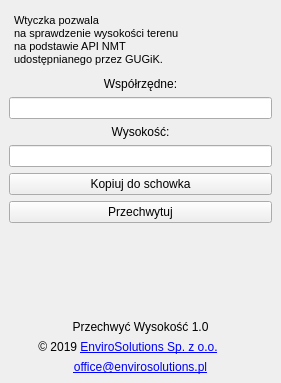
Before: the Qt Designer form przechwyc_wysokosc_dockwidget_base.ui in envirosolutionspl/nmt_gugik, drawn with Qt 5.
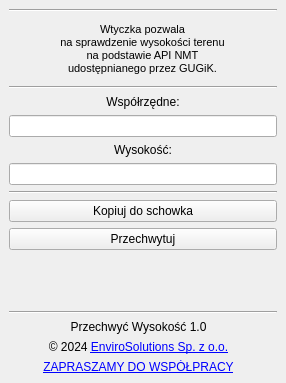
After: the same form once the commit is applied. Icons and pictures are not drawn.

Diff of the .ui file:
```diff
--- a/przechwyc_wysokosc_dockwidget_base.ui
+++ b/przechwyc_wysokosc_dockwidget_base.ui
@@ -6,7 +6,7 @@
    <rect>
     <x>0</x>
     <y>0</y>
-    <width>281</width>
+    <width>286</width>
     <height>383</height>
    </rect>
   </property>
@@ -15,64 +15,41 @@
   </property>
   <widget class="QWidget" name="dockWidgetContents">
    <layout class="QGridLayout" name="gridLayout">
-    <item row="21" column="0">
-     <layout class="QHBoxLayout" name="horizontalLayout_2">
-      <property name="spacing">
-       <number>5</number>
+    <item row="13" column="0">
+     <widget class="QLineEdit" name="heightEdit">
+      <property name="font">
+       <font>
+        <weight>75</weight>
+        <bold>true</bold>
+       </font>
       </property>
-      <property name="leftMargin">
-       <number>5</number>
+      <property name="alignment">
+       <set>Qt::AlignCenter</set>
       </property>
-      <property name="topMargin">
-       <number>0</number>
+     </widget>
+    </item>
+    <item row="12" column="0">
+     <widget class="QLabel" name="label_3">
+      <property name="text">
+       <string>Wysokość:</string>
       </property>
-      <property name="rightMargin">
-       <number>5</number>
+      <property name="alignment">
+       <set>Qt::AlignCenter</set>
       </property>
-      <property name="bottomMargin">
-       <number>0</number>
+     </widget>
+    </item>
+    <item row="16" column="0">
+     <widget class="QPushButton" name="captureButton">
+      <property name="text">
+       <string>Przechwytuj</string>
       </property>
-      <item>
-       <widget class="QLabel" name="lbl_copyrights">
-        <property name="text">
-         <string>© 2019 &lt;a href=&quot;http://www.envirosolutions.pl/&quot;&gt;EnviroSolutions Sp. z o.o.&lt;/a&gt;</string>
-        </property>
-        <property name="textFormat">
-         <enum>Qt::RichText</enum>
-        </property>
-        <property name="alignment">
-         <set>Qt::AlignCenter</set>
-        </property>
-        <property name="openExternalLinks">
-         <bool>true</bool>
-        </property>
-        <property name="textInteractionFlags">
-         <set>Qt::TextBrowserInteraction</set>
-        </property>
-       </widget>
-      </item>
-      <item>
-       <widget class="QLabel" name="label_5">
-        <property name="maximumSize">
-         <size>
-          <width>20</width>
-          <height>20</height>
-         </size>
-        </property>
-        <property name="text">
-         <string/>
-        </property>
-        <property name="pixmap">
-         <pixmap resource="resources.qrc">:/plugins/przechwyc_wysokosc/drzewiec.png</pixmap>
-        </property>
-        <property name="scaledContents">
-         <bool>true</bool>
-        </property>
-       </widget>
-      </item>
-     </layout>
+      <property name="icon">
+       <iconset resource="resources.qrc">
+        <normaloff>:/plugins/przechwyc_wysokosc/icons/icon.png</normaloff>:/plugins/przechwyc_wysokosc/icons/icon.png</iconset>
+      </property>
+     </widget>
     </item>
-    <item row="7" column="0">
+    <item row="1" column="0">
      <layout class="QHBoxLayout" name="horizontalLayout">
       <property name="leftMargin">
        <number>5</number>
@@ -86,7 +63,7 @@
       <property name="bottomMargin">
        <number>5</number>
       </property>
-      <item>
+      <item alignment="Qt::AlignHCenter|Qt::AlignVCenter">
        <widget class="QLabel" name="label">
         <property name="font">
          <font>
@@ -94,35 +71,27 @@
          </font>
         </property>
         <property name="text">
-         <string>Wtyczka pozwala
-na sprawdzenie wysokości terenu
-na podstawie API NMT
-udostępnianego przez GUGiK.</string>
-        </property>
-       </widget>
-      </item>
-      <item>
-       <widget class="QLabel" name="label_4">
-        <property name="maximumSize">
-         <size>
-          <width>50</width>
-          <height>50</height>
-         </size>
-        </property>
-        <property name="text">
-         <string/>
-        </property>
-        <property name="pixmap">
-         <pixmap resource="resources.qrc">:/plugins/przechwyc_wysokosc/icon_pw2.png</pixmap>
-        </property>
-        <property name="scaledContents">
-         <bool>true</bool>
+         <string>&lt;html&gt;&lt;head/&gt;&lt;body&gt;&lt;p align=&quot;center&quot;&gt;Wtyczka pozwala&lt;br/&gt;na sprawdzenie wysokości terenu&lt;br/&gt;na podstawie API NMT&lt;br/&gt;udostępnianego przez GUGiK.&lt;/p&gt;&lt;/body&gt;&lt;/html&gt;</string>
         </property>
        </widget>
       </item>
      </layout>
     </item>
-    <item row="8" column="0">
+    <item row="14" column="0">
+     <widget class="Line" name="line_2">
+      <property name="orientation">
+       <enum>Qt::Horizontal</enum>
+      </property>
+     </widget>
+    </item>
+    <item row="9" column="0">
+     <widget class="Line" name="line_3">
+      <property name="orientation">
+       <enum>Qt::Horizontal</enum>
+      </property>
+     </widget>
+    </item>
+    <item row="10" column="0">
      <widget class="QLabel" name="label_2">
       <property name="text">
        <string>Współrzędne:</string>
@@ -132,10 +101,10 @@
       </property>
      </widget>
     </item>
-    <item row="13" column="0">
-     <widget class="QPushButton" name="captureButton">
-      <property name="text">
-       <string>Przechwytuj</string>
+    <item row="0" column="0">
+     <widget class="Line" name="line_4">
+      <property name="orientation">
+       <enum>Qt::Horizontal</enum>
       </property>
       <property name="icon">
        <iconset resource="resources.qrc">
@@ -143,34 +112,14 @@
       </property>
      </widget>
     </item>
-    <item row="10" column="0">
-     <widget class="QLabel" name="label_3">
-      <property name="text">
-       <string>Wysokość:</string>
-      </property>
-      <property name="alignment">
-       <set>Qt::AlignCenter</set>
-      </property>
-     </widget>
-    </item>
-    <item row="9" column="0">
-     <widget class="QLineEdit" name="coordsEdit">
-      <property name="enabled">
-       <bool>true</bool>
-      </property>
-      <property name="alignment">
-       <set>Qt::AlignCenter</set>
-      </property>
-     </widget>
-    </item>
-    <item row="12" column="0">
+    <item row="15" column="0">
      <widget class="QPushButton" name="copyButton">
       <property name="text">
        <string>Kopiuj do schowka</string>
       </property>
      </widget>
     </item>
-    <item row="15" column="0">
+    <item row="18" column="0">
      <spacer name="verticalSpacer_3">
       <property name="orientation">
        <enum>Qt::Vertical</enum>
@@ -183,45 +132,126 @@
       </property>
      </spacer>
     </item>
+    <item row="20" column="0">
+     <widget class="Line" name="line">
+      <property name="orientation">
+       <enum>Qt::Horizontal</enum>
+      </property>
+     </widget>
+    </item>
+    <item row="21" column="0">
+     <layout class="QHBoxLayout" name="horizontalLayout_3">
+      <property name="topMargin">
+       <number>0</number>
+      </property>
+      <property name="rightMargin">
+       <number>10</number>
+      </property>
+      <item>
+       <widget class="QLabel" name="label_4">
+        <property name="maximumSize">
+         <size>
+          <width>40</width>
+          <height>40</height>
+         </size>
+        </property>
+        <property name="text">
+         <string/>
+        </property>
+        <property name="pixmap">
+         <pixmap resource="resources.qrc">:/plugins/przechwyc_wysokosc/icons/icon_pw2.png</pixmap>
+        </property>
+        <property name="scaledContents">
+         <bool>true</bool>
+        </property>
+        <property name="margin">
+         <number>5</number>
+        </property>
+       </widget>
+      </item>
+      <item>
+       <layout class="QGridLayout" name="gridLayout_2">
+        <property name="topMargin">
+         <number>0</number>
+        </property>
+        <item row="2" column="1">
+         <widget class="QLabel" name="lbl_email">
+          <property name="text">
+           <string>&lt;html&gt;&lt;head/&gt;&lt;body&gt;&lt;p&gt;&lt;a href=&quot;mailto:office@envirosolutions.pl&quot;&gt;&lt;span style=&quot; text-decoration: underline; color:#0000ff;&quot;&gt;ZAPRASZAMY DO WSPÓŁPRACY&lt;/span&gt;&lt;/a&gt;&lt;/p&gt;&lt;/body&gt;&lt;/html&gt;</string>
+          </property>
+          <property name="textFormat">
+           <enum>Qt::RichText</enum>
+          </property>
+          <property name="alignment">
+           <set>Qt::AlignCenter</set>
+          </property>
+          <property name="openExternalLinks">
+           <bool>true</bool>
+          </property>
+          <property name="textInteractionFlags">
+           <set>Qt::TextBrowserInteraction</set>
+          </property>
+         </widget>
+        </item>
+        <item row="1" column="1">
+         <widget class="QLabel" name="lbl_copyrights">
+          <property name="text">
+           <string>&lt;html&gt;&lt;head/&gt;&lt;body&gt;&lt;p&gt;© 2024 &lt;a href=&quot;http://www.envirosolutions.pl/&quot;&gt;&lt;span style=&quot; text-decoration: underline; color:#0000ff;&quot;&gt;EnviroSolutions Sp. z o.o.&lt;/span&gt;&lt;/a&gt;&lt;/p&gt;&lt;/body&gt;&lt;/html&gt;</string>
+          </property>
+          <property name="textFormat">
+           <enum>Qt::RichText</enum>
+          </property>
+          <property name="alignment">
+           <set>Qt::AlignCenter</set>
+          </property>
+          <property name="openExternalLinks">
+           <bool>true</bool>
+          </property>
+          <property name="textInteractionFlags">
+           <set>Qt::TextBrowserInteraction</set>
+          </property>
+         </widget>
+        </item>
+        <item row="0" column="1">
+         <widget class="QLabel" name="lbl_pluginVersion">
+          <property name="text">
+           <string>Przechwyć Wysokość 1.0</string>
+          </property>
+          <property name="alignment">
+           <set>Qt::AlignCenter</set>
+          </property>
+         </widget>
+        </item>
+       </layout>
+      </item>
+      <item>
+       <widget class="QLabel" name="label_5">
+        <property name="maximumSize">
+         <size>
+          <width>40</width>
+          <height>40</height>
+         </size>
+        </property>
+        <property name="text">
+         <string/>
+        </property>
+        <property name="pixmap">
+         <pixmap resource="resources.qrc">:/plugins/przechwyc_wysokosc/icons/logo.png</pixmap>
+        </property>
+        <property name="scaledContents">
+         <bool>true</bool>
+        </property>
+       </widget>
+      </item>
+     </layout>
+    </item>
     <item row="11" column="0">
-     <widget class="QLineEdit" name="heightEdit">
-      <property name="font">
-       <font>
-        <weight>75</weight>
-        <bold>true</bold>
-       </font>
-      </property>
-      <property name="alignment">
-       <set>Qt::AlignCenter</set>
-      </property>
-     </widget>
-    </item>
-    <item row="17" column="0">
-     <widget class="QLabel" name="lbl_pluginVersion">
-      <property name="text">
-       <string>Przechwyć Wysokość 1.0</string>
-      </property>
-      <property name="alignment">
-       <set>Qt::AlignCenter</set>
-      </property>
-     </widget>
-    </item>
-    <item row="22" column="0">
-     <widget class="QLabel" name="lbl_email">
-      <property name="text">
-       <string>&lt;a href=&quot;mailto:office@envirosolutions.pl&quot;&gt;office@envirosolutions.pl&lt;/a&gt;</string>
-      </property>
-      <property name="textFormat">
-       <enum>Qt::RichText</enum>
-      </property>
-      <property name="alignment">
-       <set>Qt::AlignCenter</set>
-      </property>
-      <property name="openExternalLinks">
+     <widget class="QLineEdit" name="coordsEdit">
+      <property name="enabled">
        <bool>true</bool>
       </property>
-      <property name="textInteractionFlags">
-       <set>Qt::TextBrowserInteraction</set>
+      <property name="alignment">
+       <set>Qt::AlignCenter</set>
       </property>
      </widget>
     </item>
```
Left out of the diff: 4 changed lines with no effect on the pictures.
